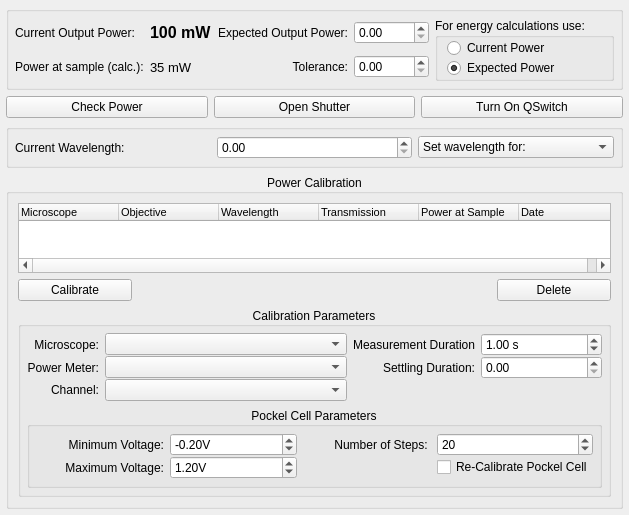
Qt form lib/devices/Laser/devTemplate.ui (acq4/acq4) before a commit.
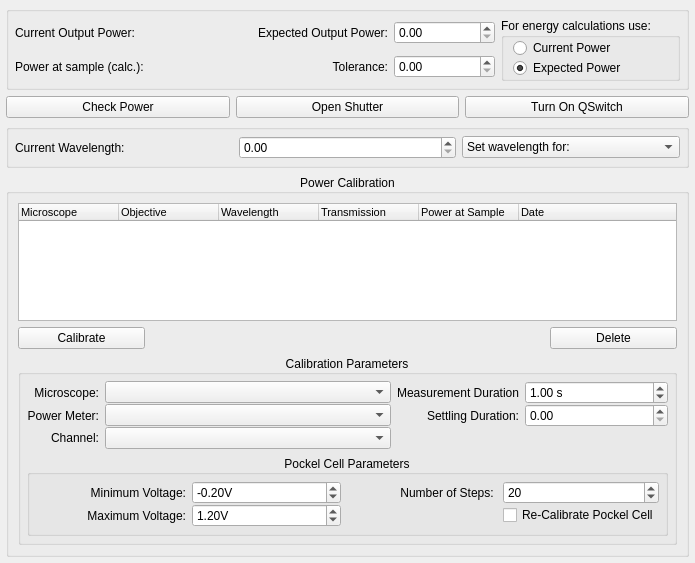
The same form after that commit. Custom widgets are drawn as their Qt base class.

Commit message: some changes to laser guis

The edit to the form file:
```diff
--- a/lib/devices/Laser/devTemplate.ui
+++ b/lib/devices/Laser/devTemplate.ui
@@ -6,8 +6,8 @@
    <rect>
     <x>0</x>
     <y>0</y>
-    <width>579</width>
-    <height>501</height>
+    <width>695</width>
+    <height>563</height>
    </rect>
   </property>
   <property name="windowTitle">
@@ -127,7 +127,7 @@
          </font>
         </property>
         <property name="text">
-         <string>100 mW</string>
+         <string/>
         </property>
        </widget>
       </item>
@@ -135,13 +135,13 @@
        <widget class="QLabel" name="samplePowerLabel">
         <property name="font">
          <font>
-          <pointsize>10</pointsize>
+          <pointsize>11</pointsize>
           <weight>50</weight>
           <bold>false</bold>
          </font>
         </property>
         <property name="text">
-         <string>35 mW</string>
+         <string/>
         </property>
        </widget>
       </item>
```
The commit also changes 2 other files.
